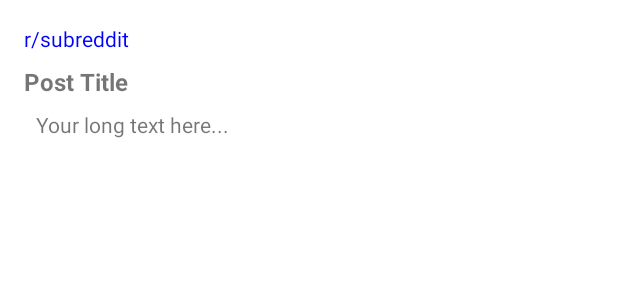
After one commit to hoangcto/project_letterboxd_clone, an Android app: the layout fragment_one_post.xml on its own in the app's theme, with its tools: preview values and no code run, on a phone screen of 412 x 824 dp. The commit adds this screen. Shown: the top 300 px of the screen. Run offline under Robolectric (Android 15) with nearby library versions, the phone set to English and light mode, and no system bars.

```diff
--- a/movie_app/app/build.gradle.kts
+++ b/movie_app/app/build.gradle.kts
@@ -51,6 +51,7 @@ dependencies {
     implementation(libs.androidx.lifecycle.viewmodel.ktx)
 
     implementation(libs.com.github.bumptech.glide)
+    annotationProcessor(libs.glide.compiler)
     implementation(libs.androidx.navigation.fragment.ktx)
     implementation(libs.androidx.navigation.ui.ktx)
     implementation(libs.bundles.kapt)
--- a/movie_app/app/src/main/res/layout/activity_main.xml
+++ b/movie_app/app/src/main/res/layout/activity_main.xml
@@ -4,7 +4,7 @@
     android:id="@+id/container"
     android:layout_width="match_parent"
     android:layout_height="match_parent"
-    android:paddingTop="?attr/actionBarSize">
+>
 
     <com.google.android.material.bottomnavigation.BottomNavigationView
         android:id="@+id/nav_view"
--- /dev/null
+++ b/movie_app/app/src/main/res/layout/fragment_one_post.xml
@@ -0,0 +1,54 @@
+<?xml version="1.0" encoding="utf-8"?>
+<ScrollView xmlns:android="http://schemas.android.com/apk/res/android"
+    xmlns:tools="http://schemas.android.com/tools"
+    android:layout_width="match_parent"
+    android:layout_height="match_parent"
+    android:padding="16dp">
+
+    <LinearLayout
+        android:layout_width="match_parent"
+        android:layout_height="wrap_content"
+        android:orientation="vertical">
+
+        <TextView
+            android:id="@+id/onePostSubreddit"
+            android:layout_width="match_parent"
+            android:layout_height="wrap_content"
+            android:textSize="14sp"
+            android:textColor="#0000FF"
+            tools:text="r/subreddit" />
+
+        <TextView
+            android:id="@+id/onePostTitle"
+            android:layout_width="match_parent"
+            android:layout_height="wrap_content"
+            android:textSize="16sp"
+            android:textStyle="bold"
+            android:layout_marginTop="8dp"
+            tools:text="Post Title" />
+        <ScrollView
+            android:layout_width="match_parent"
+            android:layout_height="wrap_content">
+
+            <TextView
+                android:id="@+id/onePostSelfText"
+                android:layout_width="match_parent"
+                android:layout_height="wrap_content"
+                android:textSize="14sp"
+                android:scrollbars="vertical"
+                android:text="Your long text here..."
+                android:padding="8dp" />
+        </ScrollView>
+
+        <ImageView
+            android:id="@+id/onePostImage"
+            android:layout_width="wrap_content"
+            android:layout_height="wrap_content"
+            android:layout_marginTop="8dp"
+            android:adjustViewBounds="true"
+            android:contentDescription="Post Image"
+            android:layout_gravity="center"/>
+
+    </LinearLayout>
+
+</ScrollView>
--- a/movie_app/gradle/libs.versions.toml
+++ b/movie_app/gradle/libs.versions.toml
@@ -21,8 +21,8 @@ retrofit2 = "2.9.0"
 okhttp3 = "4.12.0"
 swiperefresh = "1.1.0"
 recyclerview = "1.3.2"
-glide = "4.16.0"
-#compiler = "4.16.0"
+glide = "4.12.0"
+compiler = "4.16.0"
 annotation = "1.7.1"
 
 [libraries]
@@ -51,7 +51,7 @@ google-services = { group = "com.google.gms", name = "google-services", version.
 firebase-auth = { group = "com.google.firebase", name = "firebase-auth", version.ref = "firebaseAuth" }
 
 # Glide compiler
-#glide-compiler = {group = "com.github.bumptech.glide", name = "compiler", version.ref="compiler"}
+glide-compiler = {group = "com.github.bumptech.glide", name = "compiler", version.ref="compiler"}
 
 # Android Annotation
 android-annotation = {group = "androidx.annotation", name = "annotation", version.ref = "annotation"}
```
Also changed, not shown: movie_app/app/src/main/java/edu/utap/movie_app/MovieDetailFragment.kt (added, +60 -0 lines), movie_app/app/src/main/java/edu/utap/movie_app/glide/AppGlideModule.kt (+8 -5 lines), movie_app/app/src/main/java/edu/utap/movie_app/ui/home/HomeFragment.kt (+6 -1 lines), movie_app/app/src/main/java/edu/utap/movie_app/ui/home/MovieAdapter.kt (+18 -4 lines), movie_app/app/src/main/res/layout/fragment_home.xml (+16 -18 lines), movie_app/app/src/main/res/layout/row_post.xml (+36 -20 lines), movie_app/app/src/main/res/navigation/mobile_navigation.xml (+12 -0 lines), movie_app/app/src/main/res/menu/top_nav_menu.xml (line endings or trailing spaces).
